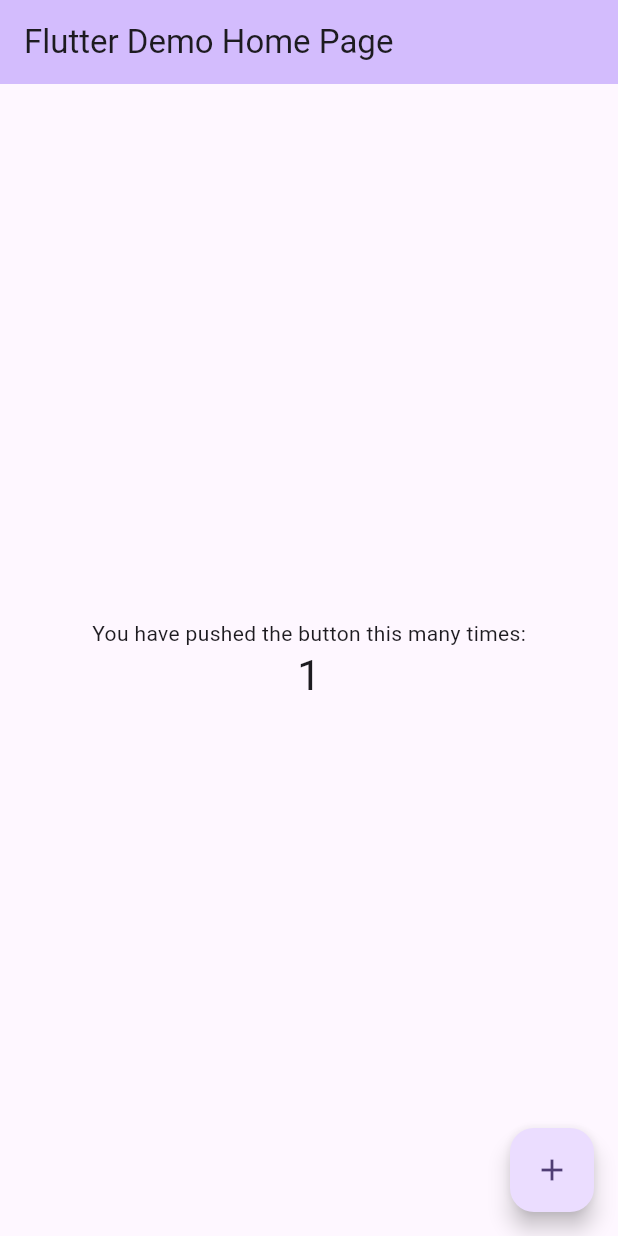
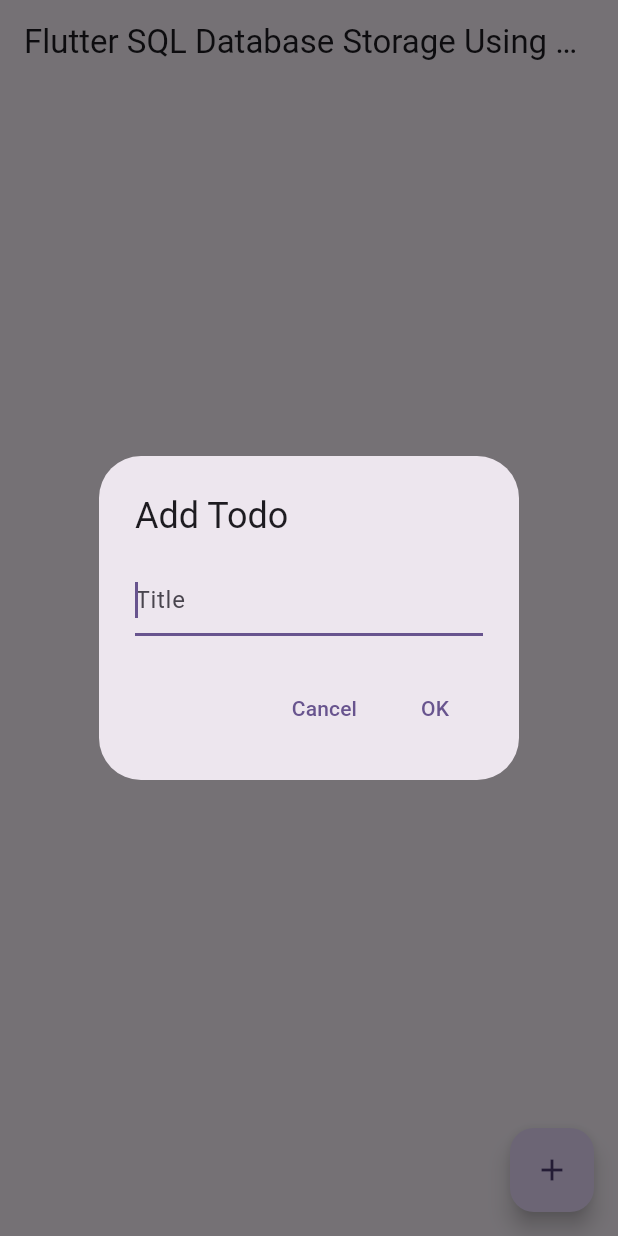
Before and after one commit to playgroundlk/flutter_sql_database_storage_using_sqlite_and_sqflite_crud_by_heyflutter_com, a Flutter app: the screen it shows after launch, after a tap on the "add" icon, on a phone screen of 412 x 824 dp. Run offline on Flutter 3.47's test engine with Material 3 defaults, Android fonts, the phone set to English and light mode, and no system bars; our stand-ins replace sqflite, sqflite_common_ffi; accounts and stored records are empty.

Commit message:
Tutorial complete

```diff
--- /dev/null
+++ b/lib/app.dart
@@ -0,0 +1,22 @@
+import 'package:flutter/material.dart';
+
+import 'page/todo_page.dart';
+
+class App extends StatelessWidget {
+  const App({super.key});
+
+  @override
+  Widget build(BuildContext context) {
+    return MaterialApp(
+      title: 'Flutter SQL Database Storage Using Sqlite & Sqflite CRUD',
+      debugShowCheckedModeBanner: false,
+      theme: ThemeData(
+        colorScheme: ColorScheme.fromSeed(
+          seedColor: Colors.deepPurple,
+        ),
+        useMaterial3: true,
+      ),
+      home: const TodoPage(),
+    );
+  }
+}
--- /dev/null
+++ b/lib/database/database_service.dart
@@ -0,0 +1,42 @@
+import 'package:sqflite/sqflite.dart';
+import 'package:path/path.dart';
+
+import 'todo_db.dart';
+
+class DatabaseService {
+  Database? _database;
+  Future<Database> get database async {
+    if (_database != null) {
+      return _database!;
+    }
+    _database = await _initialize();
+    return _database!;
+  }
+
+  Future<String> get fullPath async {
+    const name = "todo.db";
+
+    final path = await getDatabasesPath();
+    return join(
+      path,
+      name,
+    );
+  }
+
+  Future<Database> _initialize() async {
+    final path = await fullPath;
+    var database = openDatabase(
+      path,
+      version: 1,
+      onCreate: create,
+      singleInstance: true,
+    );
+    return database;
+  }
+
+  Future<void> create(
+    Database database,
+    int version,
+  ) async =>
+      await TodoDB().createTable(database);
+}
--- /dev/null
+++ b/lib/database/todo_db.dart
@@ -0,0 +1,77 @@
+import 'package:sqflite/sqflite.dart';
+
+import '../model/todo.dart';
+import 'database_service.dart';
+
+class TodoDB {
+  final tableName = "todo_list";
+
+  Future<void> createTable(Database database) async {
+    await database.execute(
+      '''
+        CREATE TABLE If NOT EXISTS $tableName(
+          "id" INTEGER NOT NULL,
+          "title" TEXT NOT NULL,
+          "created_at" INTEGER NOT NULL DEFAULT (cast(strftime('%s', 'now') as int)),
+          "updated_at" INTEGER,
+          PRIMARY KEY("id" AUTOINCREMENT)
+        );
+      ''',
+    );
+  }
+
+  Future<int> create({required String title}) async {
+    final database = await DatabaseService().database;
+    return await database.rawInsert(
+      '''
+      INSERT INTO $tableName (title, created_at) VALUES (?,?)
+      ''',
+      [title, DateTime.now().millisecondsSinceEpoch],
+    );
+  }
+
+  Future<List<Todo>> fetchAll() async {
+    final database = await DatabaseService().database;
+    final todoList = await database.rawQuery(
+      '''
+        SELECT * FROM $tableName ORDER BY COALESCE(updated_at, Created_at)
+      ''',
+    );
+    return todoList.map((todo) => Todo.fromSqfliteDatabase(todo)).toList();
+  }
+
+  Future<Todo> fetchById(int id) async {
+    final database = await DatabaseService().database;
+    final todoList = await database.rawQuery(
+      '''
+        SELECT * FROM $tableName WHERE id = ?
+      ''',
+      [id],
+    );
+    return Todo.fromSqfliteDatabase(todoList.first);
+  }
+
+  Future<int> update({required int id, String? title}) async {
+    final database = await DatabaseService().database;
+    return await database.update(
+      tableName,
+      {
+        if (title != null) 'title': title,
+        'updated_at': DateTime.now().millisecondsSinceEpoch,
+      },
+      where: 'id = ?',
+      conflictAlgorithm: ConflictAlgorithm.rollback,
+      whereArgs: [id],
+    );
+  }
+
+  Future<void> delete(int id) async {
+    final database = await DatabaseService().database;
+    await database.rawDelete(
+      '''
+        DELETE FROM $tableName WHERE id =?
+      ''',
+      [id],
+    );
+  }
+}
--- a/lib/main.dart
+++ b/lib/main.dart
@@ -1,69 +1,18 @@
+import 'dart:io';
+import 'package:sqflite_common_ffi/sqflite_ffi.dart';
 import 'package:flutter/material.dart';
 
-void main() {
-  runApp(const MyApp());
+import 'app.dart';
+
+Future<void> main() async {
+  if (Platform.isWindows || Platform.isLinux) {
+    // Initialize FFI
+    sqfliteFfiInit();
+  }
+  // // Change the default factory. On iOS/Android, if not using `sqlite_flutter_lib` you can forget
+  // // this step, it will use the sqlite version available on the system.
+  databaseFactory = databaseFactoryFfi;
+  runApp(
+    const App(),
+  );
 }
-
-class MyApp extends StatelessWidget {
-  const MyApp({super.key});
-
-  @override
-  Widget build(BuildContext context) {
-    return MaterialApp(
-      title: 'Flutter Demo',
-      theme: ThemeData(
-        colorScheme: ColorScheme.fromSeed(seedColor: Colors.deepPurple),
-        useMaterial3: true,
-      ),
-      home: const MyHomePage(title: 'Flutter Demo Home Page'),
-    );
-  }
-}
-
-class MyHomePage extends StatefulWidget {
-  const MyHomePage({super.key, required this.title});
-
-  final String title;
-
-  @override
-  State<MyHomePage> createState() => _MyHomePageState();
-}
-
-class _MyHomePageState extends State<MyHomePage> {
-  int _counter = 0;
-
-  void _incrementCounter() {
-    setState(() {
-      _counter++;
-    });
-  }
-
-  @override
-  Widget build(BuildContext context) {
-    return Scaffold(
-      appBar: AppBar(
-        backgroundColor: Theme.of(context).colorScheme.inversePrimary,
-        title: Text(widget.title),
-      ),
-      body: Center(
-        child: Column(
-          mainAxisAlignment: MainAxisAlignment.center,
-          children: <Widget>[
-            const Text(
-              'You have pushed the button this many times:',
-            ),
-            Text(
-              '$_counter',
-              style: Theme.of(context).textTheme.headlineMedium,
-            ),
-          ],
-        ),
-      ),
-      floatingActionButton: FloatingActionButton(
-        onPressed: _incrementCounter,
-        tooltip: 'Increment',
-        child: const Icon(Icons.add),
-      ),
-    );
-  }
-}
--- /dev/null
+++ b/lib/model/todo.dart
@@ -0,0 +1,20 @@
+class Todo {
+  final int id;
+  final String title;
+  final String createdAt;
+  final String? updatedAt;
+
+  Todo({
+    required this.id,
+    required this.title,
+    required this.createdAt,
+    required this.updatedAt,
+  });
+
+  factory Todo.fromSqfliteDatabase(Map<String, dynamic> map) => Todo(
+        id: map['id']?.toInt() ?? 0,
+        title: map['title'] ?? '',
+        createdAt: DateTime.fromMicrosecondsSinceEpoch(map['created_at']).toIso8601String(),
+        updatedAt: map['updated_at'] == null ? null : DateTime.fromMicrosecondsSinceEpoch(map['updated_at']).toIso8601String(),
+      );
+}
--- /dev/null
+++ b/lib/page/todo_page.dart
@@ -0,0 +1,126 @@
+import 'package:flutter/material.dart';
+import 'package:intl/intl.dart';
+
+import '../database/todo_db.dart';
+import '../model/todo.dart';
+import '../widget/create_todo_widget.dart';
+
+class TodoPage extends StatefulWidget {
+  const TodoPage({
+    super.key,
+  });
+
+  @override
+  State<TodoPage> createState() => _TodoPageState();
+}
+
+class _TodoPageState extends State<TodoPage> {
+  Future<List<Todo>>? futureTodoList;
+  final todoDB = TodoDB();
+
+  @override
+  void initState() {
+    super.initState();
+    fetchTodoList();
+  }
+
+  @override
+  Widget build(BuildContext context) {
+    return Scaffold(
+      appBar: AppBar(
+        title: const Text("Flutter SQL Database Storage Using Sqlite & Sqflite CRUD"),
+      ),
+      body: FutureBuilder(
+        future: futureTodoList,
+        builder: (context, snapshot) {
+          if (snapshot.connectionState == ConnectionState.waiting) {
+            return const Center(
+              child: CircularProgressIndicator(),
+            );
+          } else {
+            final todoList = snapshot.data!;
+            return todoList.isEmpty
+                ? const Center(
+                    child: Text(
+                      'No Todos',
+                      style: TextStyle(
+                        fontSize: 24,
+                        fontWeight: FontWeight.bold,
+                      ),
+                    ),
+                  )
+                : ListView.separated(
+                    padding: const EdgeInsets.all(12),
+                    itemBuilder: (context, index) {
+                      final todo = todoList[index];
+                      final subtitle = DateFormat('yyyy/MM/dd').format(DateTime.parse(todo.updatedAt ?? todo.createdAt));
+                      return ListTile(
+                        contentPadding: const EdgeInsets.symmetric(
+                          horizontal: 18,
+                          vertical: 6,
+                        ),
+                        tileColor: Colors.black12,
+                        title: Text(todo.title),
+                        subtitle: Text(subtitle),
+                        trailing: IconButton(
+                          onPressed: () async {
+                            await todoDB.delete(todo.id);
+                            fetchTodoList();
+                          },
+                          icon: const Icon(
+                            Icons.delete,
+                            color: Colors.red,
+                          ),
+                        ),
+                        onTap: () {
+                          showDialog(
+                            context: context,
+                            builder: (context) => CreateTodoWidget(
+                              todo: todo,
+                              onSubmit: (title) async {
+                                await todoDB.update(
+                                  id: todo.id,
+                                  title: title,
+                                );
+                                fetchTodoList();
+                                if (!context.mounted) return;
+                                Navigator.of(context).pop();
+                              },
+                            ),
+                          );
+                        },
+                      );
+                    },
+                    separatorBuilder: (context, index) => const SizedBox(
+                      height: 12,
+                    ),
+                    itemCount: todoList.length,
+                  );
+          }
+        },
+      ),
+      floatingActionButton: FloatingActionButton(
+        onPressed: () {
+          showDialog(
+            context: context,
+            builder: (context) => CreateTodoWidget(
+              onSubmit: (String title) async {
+                await todoDB.create(title: title);
+                if (!mounted) return;
+                fetchTodoList();
+                Navigator.of(context).pop();
+              },
+            ),
+          );
+        },
+        child: const Icon(Icons.add),
+      ),
+    );
+  }
+
+  void fetchTodoList() {
+    setState(() {
+      futureTodoList = todoDB.fetchAll();
+    });
+  }
+}
--- /dev/null
+++ b/lib/widget/create_todo_widget.dart
@@ -0,0 +1,58 @@
+import 'package:flutter/material.dart';
+
+import '../model/todo.dart';
+
+class CreateTodoWidget extends StatefulWidget {
+  final Todo? todo;
+  final ValueChanged<String> onSubmit;
+  const CreateTodoWidget({
+    super.key,
+    this.todo,
+    required this.onSubmit,
+  });
+
+  @override
+  State<CreateTodoWidget> createState() => _CreateTodoWidgetState();
+}
+
+class _CreateTodoWidgetState extends State<CreateTodoWidget> {
+  final controller = TextEditingController();
+  final fromKry = GlobalKey<FormState>();
+
+  @override
+  void initState() {
+    super.initState();
+    controller.text = widget.todo?.title ?? '';
+  }
+
+  @override
+  Widget build(BuildContext context) {
+    final isEditing = widget.todo != null;
+    return AlertDialog(
+      title: Text(isEditing ? 'Edit Todo' : 'Add Todo'),
+      content: Form(
+        key: fromKry,
+        child: TextFormField(
+          autofocus: true,
+          controller: controller,
+          decoration: const InputDecoration(
+            hintText: 'Title',
+          ),
+          validator: (value) => value != null && value.isEmpty ? 'Title is required' : null,
+        ),
+      ),
+      actions: [
+        TextButton(
+          onPressed: () => Navigator.pop(context),
+          child: const Text('Cancel'),
+        ),
+        TextButton(
+          onPressed: () {
+            if (fromKry.currentState!.validate()) widget.onSubmit(controller.text);
+          },
+          child: const Text('OK'),
+        ),
+      ],
+    );
+  }
+}
--- a/pubspec.yaml
+++ b/pubspec.yaml
@@ -10,6 +10,11 @@ dependencies:
   flutter:
     sdk: flutter
   cupertino_icons: ^1.0.8
+  intl: ^0.19.0
+  sqflite: ^2.3.0
+  sqflite_common_ffi: ^2.3.3
+  sqlite3_flutter_libs: ^0.5.21
+  path: ^1.9.0
 
 dev_dependencies:
   flutter_test:
```
Also changed, not shown: pubspec.lock, 5 other files.
